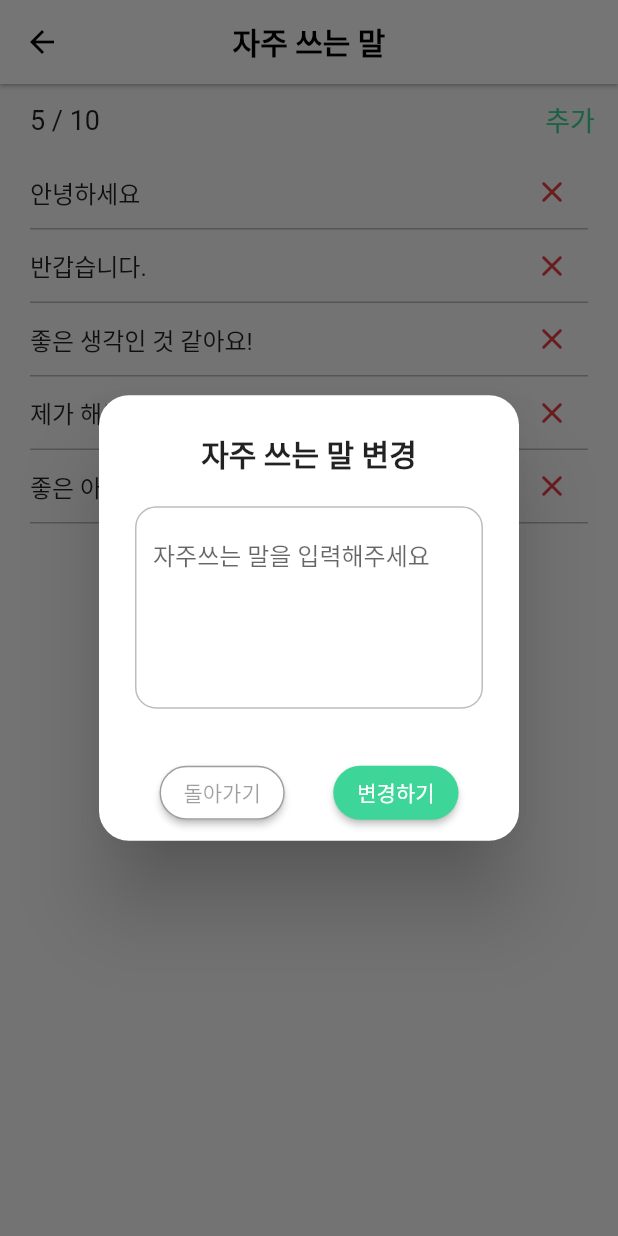
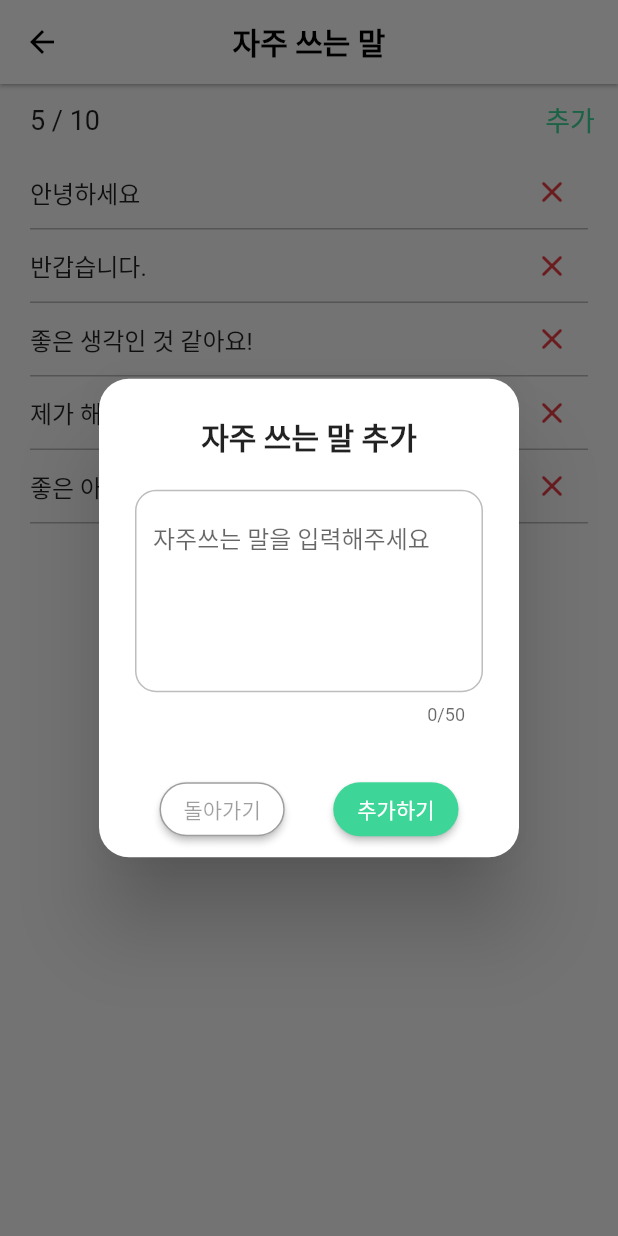
Before and after one commit to team-siksik/hearo, a Flutter app: the FavoriteSay screen opened directly, after a tap on "추가", on a phone screen of 412 x 824 dp. Run offline on Flutter 3.47's test engine with Material 2 defaults, Android fonts, the phone set to English and light mode, and no system bars; our stand-ins replace animated_toggle_switch, bubble, carousel_slider, dropdown_button2, flutter_tts, get and 1 more; missing offline and left inert: chat_gpt_api.

Commit message:
[S08P31A603-200] Feat: getX랑 환경 설정 연동
상세설명
- getX랑 환경 설정 연동

```diff
--- a/frontend/hearo_app/lib/screens/mysettings/favorite_say.dart
+++ b/frontend/hearo_app/lib/screens/mysettings/favorite_say.dart
@@ -1,4 +1,5 @@
 import 'package:flutter/material.dart';
+import 'package:hearo_app/controller/my_data_controller.dart';
 import 'package:hearo_app/widgets/common/custom_app_bar_inner.dart';
 import 'package:get/get.dart';
 
@@ -9,15 +10,11 @@ class FavoriteSay extends StatefulWidget {
   State<FavoriteSay> createState() => _FavoriteSayState();
 }
 
-List<String> sayings = [
-  "안녕하세요",
-  "반갑습니다.",
-  "좋은 생각인 것 같아요!",
-  "제가 해보겠습니다",
-  "좋은 아침입니다!"
-];
+String inputText = '';
+final myDataControll = Get.put(MyDataController());
 
 class _FavoriteSayState extends State<FavoriteSay> {
+  TextEditingController textController = TextEditingController();
   @override
   Widget build(BuildContext context) {
     Size size = MediaQuery.sizeOf(context);
@@ -35,26 +32,43 @@ class _FavoriteSayState extends State<FavoriteSay> {
               child: Row(
                 mainAxisAlignment: MainAxisAlignment.spaceBetween,
                 children: [
-                  Text(
-                    "${sayings.length} / 10",
+                  myDataControll.sayings.length < 10
+                      ? Text(
+                          "${myDataControll.sayings.length} / 10",
                           style: TextStyle(fontSize: 18),
+                        )
+                      : Text(
+                          "${myDataControll.sayings.length} / 10",
+                          style:
+                              TextStyle(fontSize: 18, color: Color(0xffe63e43)),
                         ),
-                  TextButton(
-                      onPressed: () => sayingDialog(context, size, true, ''),
+                  myDataControll.sayings.length < 10
+                      ? TextButton(
+                          onPressed: () {
+                            setState(() {
+                              textController.text = '';
+                            });
+                            if (myDataControll.sayings.length < 10) {
+                              sayingDialog(context, size, false, '');
+                            }
+                          },
                           child: Text(
                             "추가",
-                        style:
-                            TextStyle(color: Color(0xff3ED598), fontSize: 18),
+                            style: TextStyle(
+                                color: Color(0xff3ED598), fontSize: 18),
                           ))
+                      : SizedBox(
+                          height: 40,
+                        )
                 ],
               ),
             ),
             SizedBox(
               height: size.height * 0.8,
               child: ListView.builder(
-                itemCount: sayings.length,
+                itemCount: myDataControll.sayings.length,
                 itemBuilder: (context, index) {
-                  var saying = sayings[index];
+                  var saying = myDataControll.sayings[index];
                   return favoriteSay(context, size, saying);
                 },
               ),
@@ -67,8 +81,16 @@ class _FavoriteSayState extends State<FavoriteSay> {
 
   Future<dynamic> sayingDialog(
       BuildContext context, Size size, bool edit, String say) {
-    TextEditingController textController =
-        TextEditingController(text: edit ? say : '');
+    setState(() {
+      if (edit) {
+        textController.text = say;
+        inputText = say;
+      } else {
+        textController.text = '';
+        inputText = '';
+      }
+    });
+
     return showDialog(
       context: context,
       builder: (BuildContext context) => AlertDialog(
@@ -82,9 +104,12 @@ class _FavoriteSayState extends State<FavoriteSay> {
           width: size.width * 0.55,
           child: TextField(
             maxLines: 5,
+            maxLength: 50,
             controller: textController,
             //  onSubmitted: sendMsg,  //키보드로 엔터 클릭 시 호출
-            //  onChanged: checkText,  //text 가 입력될 때 마다 호출
+            onChanged: (text) {
+              inputText = text;
+            }, //text 가 입력될 때 마다 호출
             decoration: InputDecoration(
               // labelText: '텍스트 입력',
               hintText: '자주쓰는 말을 입력해주세요',
@@ -122,8 +147,32 @@ class _FavoriteSayState extends State<FavoriteSay> {
                         MaterialStatePropertyAll(Color(0xff3ED598)),
                     shape: MaterialStatePropertyAll(RoundedRectangleBorder(
                         borderRadius: BorderRadius.all(Radius.circular(30))))),
-                onPressed: () {
-                  // 투두: 여기다가 추가 함수 넣어야 함
+                onPressed: () async {
+                  if (inputText.trim().isEmpty ||
+                      myDataControll.sayings.contains(inputText.trim())) {
+                    var duple =
+                        inputText.trim().isEmpty ? "입력된 말이 없어요" : "중복된 말입니다.";
+                    print("@@@@@@@@@@@@@@@@@@@@@@@@@");
+                    print(inputText);
+                    Get.snackbar(duple, say,
+                        duration: Duration(seconds: 1),
+                        snackPosition: SnackPosition.BOTTOM,
+                        backgroundColor:
+                            const Color.fromARGB(137, 255, 114, 114),
+                        margin: EdgeInsets.only(bottom: 10));
+
+                    return;
+                  }
+                  setState(() {
+                    if (edit) {
+                      myDataControll.editSaying(say, inputText.trim());
+                    } else {
+                      myDataControll.addSaying(inputText.trim());
+                    }
+
+                    textController.text = '';
+                    inputText = '';
+                  });
                   Get.back();
                 },
                 child: edit ? Text('변경하기') : Text('추가하기'),
@@ -153,7 +202,7 @@ class _FavoriteSayState extends State<FavoriteSay> {
                 saying,
                 style: TextStyle(fontSize: 16),
               ),
-              sayDelete(context)
+              sayDelete(context, saying)
             ],
           ),
         ),
@@ -162,7 +211,7 @@ class _FavoriteSayState extends State<FavoriteSay> {
   }
 
   // 자주 쓰는 말 삭제 아이콘 버튼
-  IconButton sayDelete(BuildContext context) {
+  IconButton sayDelete(BuildContext context, saying) {
     return IconButton(
         color: Color(0xffE63E43),
         onPressed: () => showDialog(
@@ -176,7 +225,7 @@ class _FavoriteSayState extends State<FavoriteSay> {
                   style: TextStyle(fontWeight: FontWeight.bold),
                 ),
                 content: Text(
-                  '자주 쓰는 말을 삭제 하시겠습니까?',
+                  '"$saying" 을 삭제 하시겠습니까?',
                   textAlign: TextAlign.center,
                 ),
                 actions: [
@@ -209,7 +258,10 @@ class _FavoriteSayState extends State<FavoriteSay> {
                                     borderRadius: BorderRadius.all(
                                         Radius.circular(30))))),
                         onPressed: () {
+                          setState(() {
+                            myDataControll.removeSaying(saying);
                             Get.back();
+                          });
                         },
                         child: const Text(
                           '삭제하기',
```
Also changed, not shown: frontend/hearo_app/lib/controller/my_data_controller.dart (added, +30 -0 lines). Lines whose indentation alone changed are shown as unchanged.
